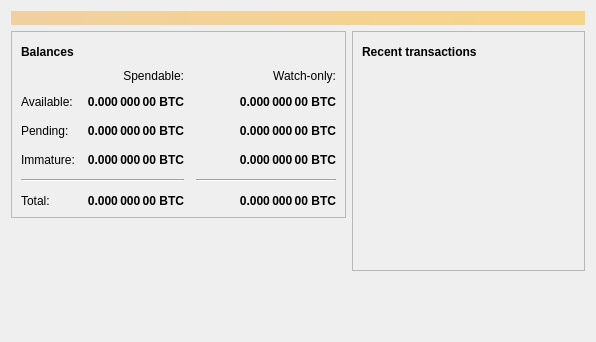
Before: the Qt Designer form src/qt/forms/overviewpage.ui in frozenflux3/munt-official, drawn with Qt 5.
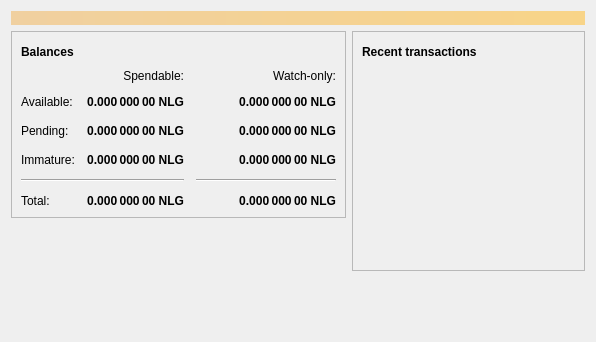
After: the same form once the commit is applied. Icons and pictures are not drawn.

```diff
--- a/src/qt/forms/overviewpage.ui
+++ b/src/qt/forms/overviewpage.ui
@@ -129,7 +129,7 @@
                <string>Unconfirmed transactions to watch-only addresses</string>
               </property>
               <property name="text">
-               <string notr="true">0.000 000 00 BTC</string>
+               <string notr="true">0.000 000 00 NLG</string>
               </property>
               <property name="alignment">
                <set>Qt::AlignRight|Qt::AlignTrailing|Qt::AlignVCenter</set>
@@ -154,7 +154,7 @@
                <string>Total of transactions that have yet to be confirmed, and do not yet count toward the spendable balance</string>
               </property>
               <property name="text">
-               <string notr="true">0.000 000 00 BTC</string>
+               <string notr="true">0.000 000 00 NLG</string>
               </property>
               <property name="alignment">
                <set>Qt::AlignRight|Qt::AlignTrailing|Qt::AlignVCenter</set>
@@ -179,7 +179,7 @@
                <string>Mined balance in watch-only addresses that has not yet matured</string>
               </property>
               <property name="text">
-               <string notr="true">0.000 000 00 BTC</string>
+               <string notr="true">0.000 000 00 NLG</string>
               </property>
               <property name="alignment">
                <set>Qt::AlignRight|Qt::AlignTrailing|Qt::AlignVCenter</set>
@@ -237,7 +237,7 @@
                <string>Mined balance that has not yet matured</string>
               </property>
               <property name="text">
-               <string notr="true">0.000 000 00 BTC</string>
+               <string notr="true">0.000 000 00 NLG</string>
               </property>
               <property name="alignment">
                <set>Qt::AlignRight|Qt::AlignTrailing|Qt::AlignVCenter</set>
@@ -282,7 +282,7 @@
                <string>Your current total balance</string>
               </property>
               <property name="text">
-               <string notr="true">0.000 000 00 BTC</string>
+               <string notr="true">0.000 000 00 NLG</string>
               </property>
               <property name="alignment">
                <set>Qt::AlignRight|Qt::AlignTrailing|Qt::AlignVCenter</set>
@@ -307,7 +307,7 @@
                <string>Current total balance in watch-only addresses</string>
               </property>
               <property name="text">
-               <string notr="true">0.000 000 00 BTC</string>
+               <string notr="true">0.000 000 00 NLG</string>
               </property>
               <property name="alignment">
                <set>Qt::AlignRight|Qt::AlignTrailing|Qt::AlignVCenter</set>
@@ -349,7 +349,7 @@
                <string>Your current spendable balance</string>
               </property>
               <property name="text">
-               <string notr="true">0.000 000 00 BTC</string>
+               <string notr="true">0.000 000 00 NLG</string>
               </property>
               <property name="alignment">
                <set>Qt::AlignRight|Qt::AlignTrailing|Qt::AlignVCenter</set>
@@ -374,7 +374,7 @@
                <string>Your current balance in watch-only addresses</string>
               </property>
               <property name="text">
-               <string notr="true">0.000 000 00 BTC</string>
+               <string notr="true">0.000 000 00 NLG</string>
               </property>
               <property name="alignment">
                <set>Qt::AlignRight|Qt::AlignTrailing|Qt::AlignVCenter</set>
```
